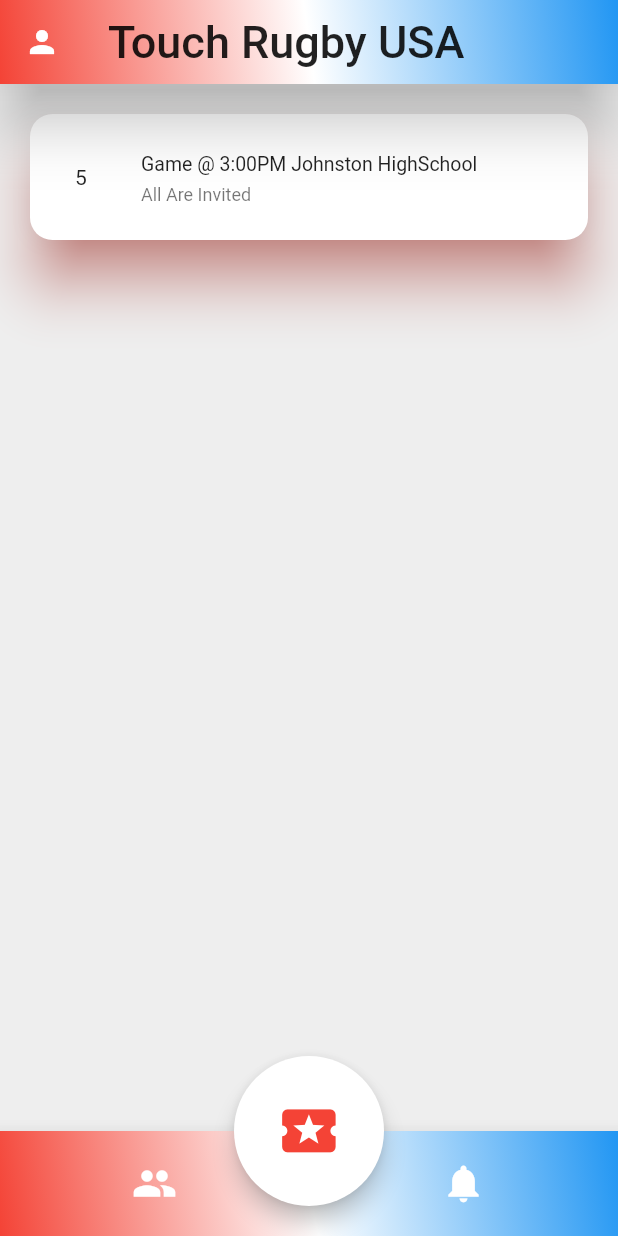
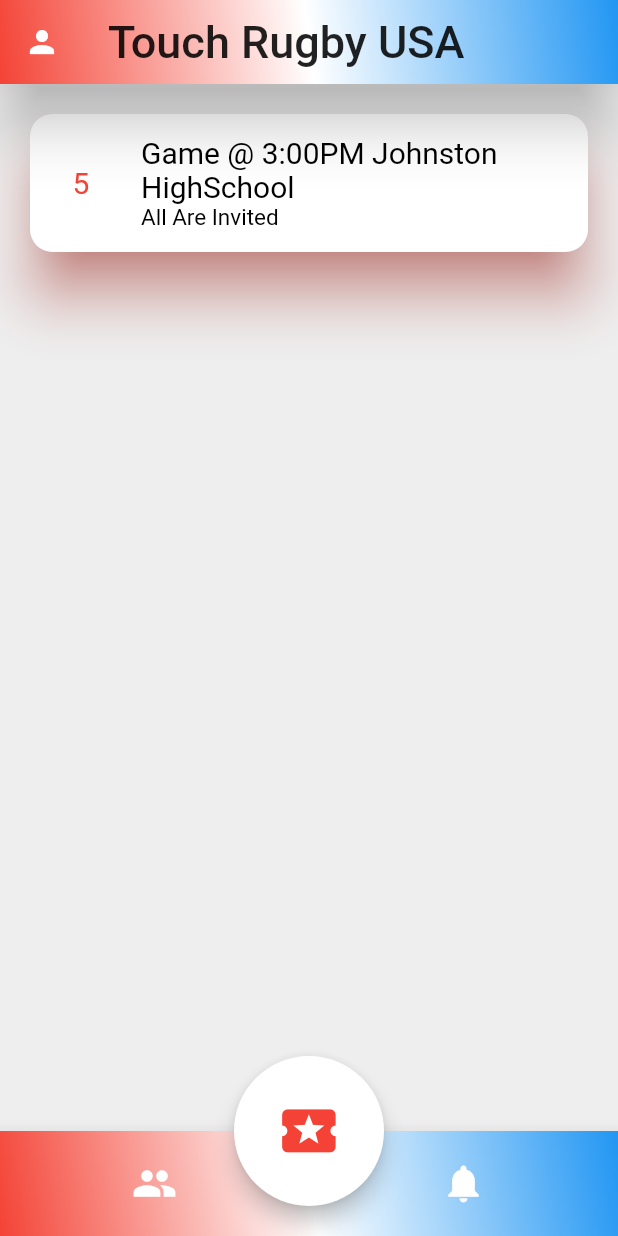
Before and after one commit to gardnerapp/rugby, a Flutter app: the screen it shows after launch, swiped to page 2, on a phone screen of 412 x 824 dp. Run offline on Flutter 3.47's test engine with Material 2 defaults, Android fonts, the phone set to English and light mode, and no system bars; our stand-ins replace qr_flutter.

```diff
--- a/lib/components/panels/location_panel.dart
+++ b/lib/components/panels/location_panel.dart
@@ -1,5 +1,6 @@
 import 'package:flutter/material.dart';
 import 'package:rugby/components/panels/panel_styles.dart';
+import 'panel.dart';
 
 //location as title
 //number of people going All the way to the left
@@ -7,17 +8,14 @@ import 'package:rugby/components/panels/panel_styles.dart';
 //TODO can I add shadow and elevation to List tile
 
 class LocationPanel extends StatelessWidget {
+  //final Game
+
   @override
   Widget build(BuildContext context) {
-    return MetaPanel(
-
-      ListTile(
-          contentPadding: EdgeInsets.all(10.0),
-        title: Text("Game @ 3:00PM Johnston HighSchool"),
-        subtitle: Text("All Are Invited"),
-        dense: true,
-        leading: CircularLeading(Text("5"))
-      ),
+    return Panel(
+      title: "Game @ 3:00PM Johnston HighSchool",
+      subtitle: "All Are Invited",
+      leading: CircularLeading(Text("5", style: leadingTextStyle(),)),
     );
   }
 }
--- /dev/null
+++ b/lib/components/panels/panel.dart
@@ -0,0 +1,22 @@
+import 'package:flutter/material.dart';
+import 'panel_styles.dart';
+
+//TODO Add OnTap with Names Routes
+
+class Panel extends StatelessWidget {
+  final String title, subtitle;
+  final Widget leading;
+  Panel({this.title, this.subtitle, this.leading});
+  @override
+  Widget build(BuildContext context) {
+    return MetaPanel(
+      ListTile(
+        contentPadding: EdgeInsets.all(10.0),
+        dense: true,
+        title: Text(this.title, style: titleTextStyle()),
+        subtitle: Text(this.subtitle, style: subTitleTextStyle()),
+        leading: this.leading,
+      )
+    );
+  }
+}
--- a/lib/components/panels/panel_styles.dart
+++ b/lib/components/panels/panel_styles.dart
@@ -21,18 +21,6 @@ class MetaPanel extends StatelessWidget {
   }
 }
 
-TextStyle titleTextStyle(){
-  return TextStyle(
-    color: Colors.black, fontSize: 20.0,
-  );
-}
-
-TextStyle subTitleTextStyle(){
-  return TextStyle(
-    color: Colors.black, fontSize: 15.0,
-  );
-}
-
 class CircularLeading extends StatelessWidget {
   //passed into gesture detector Friend Takes CircularAvatar brings to profile
   //locationtakes text with the number of people going
@@ -52,6 +40,20 @@ class CircularLeading extends StatelessWidget {
 }
 
 
-//TODO next further refactor ListTIle
-//Can I conditionally render the gesture detector
-// based on the type of class being passed?
+TextStyle titleTextStyle(){
+  return TextStyle(
+    color: Colors.black, fontSize: 20.0,
+  );
+}
+
+TextStyle subTitleTextStyle(){
+  return TextStyle(
+    color: Colors.black, fontSize: 15.0,
+  );
+}
+
+TextStyle leadingTextStyle(){
+  return TextStyle(
+    color: Colors.red, fontSize: 20.0,
+  );
+}
--- a/lib/feeds/location_feed.dart
+++ b/lib/feeds/location_feed.dart
@@ -1,5 +1,8 @@
 import 'package:flutter/material.dart';
 import 'package:rugby/components/panels/location_panel.dart';
+
+
+//TODO add text and search button to enter zipcode and show feeds for that area
 
 class LocationFeed extends StatelessWidget {
   @override
--- a/lib/main.dart
+++ b/lib/main.dart
@@ -3,7 +3,7 @@ import 'package:rugby/components/app_bar.dart';
 import 'package:rugby/feeds/friend_feed.dart';
 import 'package:rugby/main_button.dart';
 import 'package:rugby/feeds/location_feed.dart';
-
+import 'feeds/donations.dart';
 //create game
 //rsvp to game
 //see who is going
@@ -33,6 +33,7 @@ class Home extends StatelessWidget {
           children: <Widget>[
             FriendFeed(),
             LocationFeed(),
+            Donations()
           ],
         ),
     floatingActionButtonLocation: FloatingActionButtonLocation.centerDocked,
--- a/pubspec.yaml
+++ b/pubspec.yaml
@@ -28,6 +28,7 @@ dependencies:
   # The following adds the Cupertino Icons font to your application.
   # Use with the CupertinoIcons class for iOS style icons.
   cupertino_icons: ^0.1.3
+  qr_flutter: ^3.1.0
 
 dev_dependencies:
   flutter_test:
```
Also changed, not shown: lib/components/panels/friend_panel.dart (+13 -19 lines), lib/components/profile.dart (added, +15 -0 lines), lib/feeds/donations.dart (added, +50 -0 lines), pubspec.lock.
